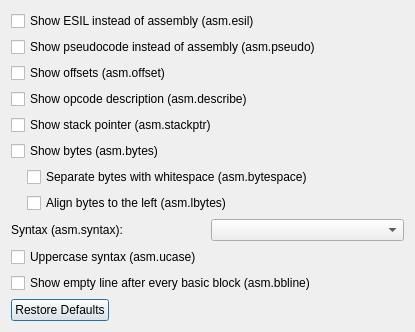
rizinorg/cutter, file src/dialogs/asmoptionsdialog.ui: the form before one commit.
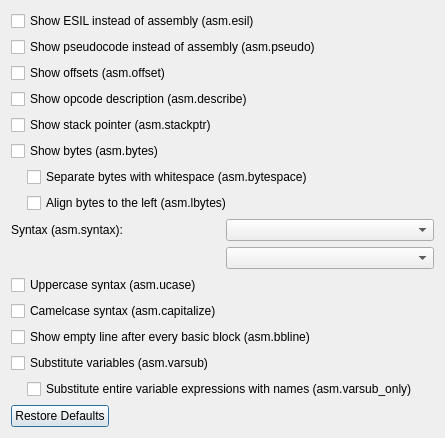
The form after the commit.

Commit message: Add asm.capitalize, asm.varsub and asm.varsub_only to Disassembly Options

What changed in the file:
```diff
--- a/src/dialogs/asmoptionsdialog.ui
+++ b/src/dialogs/asmoptionsdialog.ui
@@ -6,8 +6,8 @@
    <rect>
     <x>0</x>
     <y>0</y>
-    <width>415</width>
-    <height>368</height>
+    <width>445</width>
+    <height>631</height>
    </rect>
   </property>
   <property name="windowTitle">
@@ -81,16 +81,19 @@
     </layout>
    </item>
    <item>
-    <layout class="QHBoxLayout" name="horizontalLayout">
-     <item>
+    <layout class="QGridLayout" name="gridLayout">
+     <item row="0" column="1">
+      <widget class="QComboBox" name="syntaxComboBox"/>
+     </item>
+     <item row="0" column="0">
       <widget class="QLabel" name="syntaxLabel">
        <property name="text">
         <string>Syntax (asm.syntax):</string>
        </property>
       </widget>
      </item>
-     <item>
-      <widget class="QComboBox" name="syntaxComboBox"/>
+     <item row="1" column="1">
+      <widget class="QComboBox" name="caseComboBox"/>
      </item>
     </layout>
    </item>
@@ -101,6 +104,13 @@
      </property>
     </widget>
    </item>
+   <item>
+    <widget class="QCheckBox" name="capitalizeCheckBox">
+     <property name="text">
+      <string>Camelcase syntax (asm.capitalize)</string>
+     </property>
+    </widget>
+   </item>
    <item>
     <widget class="QCheckBox" name="bblineCheckBox">
      <property name="text">
@@ -108,6 +118,27 @@
      </property>
     </widget>
    </item>
+   <item>
+    <widget class="QCheckBox" name="varsubCheckBox">
+     <property name="text">
+      <string>Substitute variables (asm.varsub)</string>
+     </property>
+    </widget>
+   </item>
+   <item>
+    <layout class="QVBoxLayout" name="verticalLayout_3">
+     <property name="leftMargin">
+      <number>16</number>
+     </property>
+     <item>
+      <widget class="QCheckBox" name="varsubOnlyCheckBox">
+       <property name="text">
+        <string>Substitute entire variable expressions with names (asm.varsub_only)</string>
+       </property>
+      </widget>
+     </item>
+    </layout>
+   </item>
    <item>
     <widget class="QDialogButtonBox" name="buttonBox">
      <property name="standardButtons">
```
The commit also changes 4 other files.
